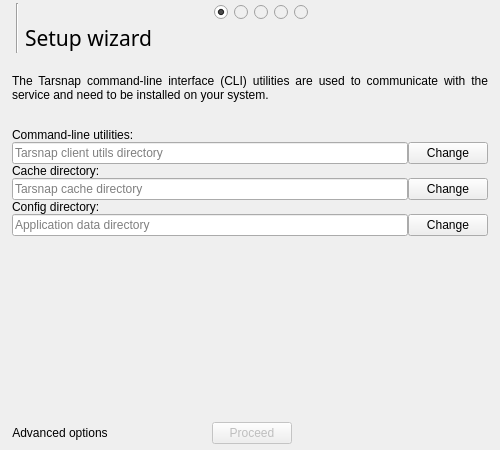
First picture: the form in forms/setupdialog.ui, repository Tarsnap/tarsnap-gui, before the edit.
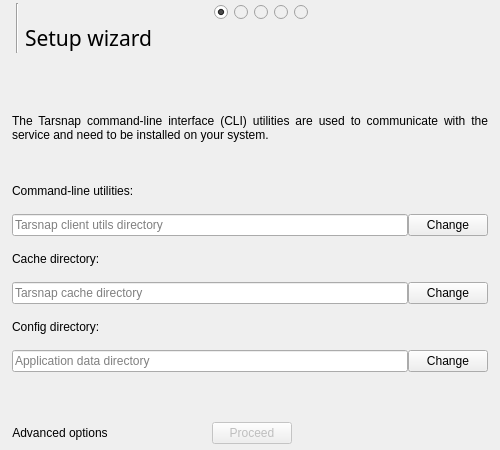
Second picture: the form after the edit. The open tabs and pages were chosen to show the change. Icons and pictures are not drawn.

Commit message: setup: center CLI info, like other setup pages

What changed in the file:
```diff
--- a/forms/setupdialog.ui
+++ b/forms/setupdialog.ui
@@ -406,6 +406,19 @@
           <property name="bottomMargin">
            <number>0</number>
           </property>
+          <item>
+           <spacer name="verticalSpacer_6">
+            <property name="orientation">
+             <enum>Qt::Vertical</enum>
+            </property>
+            <property name="sizeHint" stdset="0">
+             <size>
+              <width>20</width>
+              <height>40</height>
+             </size>
+            </property>
+           </spacer>
+          </item>
           <item>
            <widget class="QLabel" name="label">
             <property name="sizePolicy">
@@ -620,25 +633,25 @@
                </property>
               </widget>
              </item>
-             <item row="6" column="0" colspan="3">
-              <spacer name="verticalSpacer_5">
-               <property name="orientation">
-                <enum>Qt::Vertical</enum>
-               </property>
-               <property name="sizeHint" stdset="0">
-                <size>
-                 <width>20</width>
-                 <height>40</height>
-                </size>
-               </property>
-              </spacer>
-             </item>
             </layout>
            </widget>
           </item>
          </layout>
         </widget>
        </item>
+       <item>
+        <spacer name="verticalSpacer_5">
+         <property name="orientation">
+          <enum>Qt::Vertical</enum>
+         </property>
+         <property name="sizeHint" stdset="0">
+          <size>
+           <width>20</width>
+           <height>40</height>
+          </size>
+         </property>
+        </spacer>
+       </item>
        <item alignment="Qt::AlignBottom">
         <widget class="QWidget" name="buttonBox_3" native="true">
          <layout class="QHBoxLayout" name="horizontalLayout_3">
```
Left out of the diff: 26 changed lines with no effect on the pictures.
